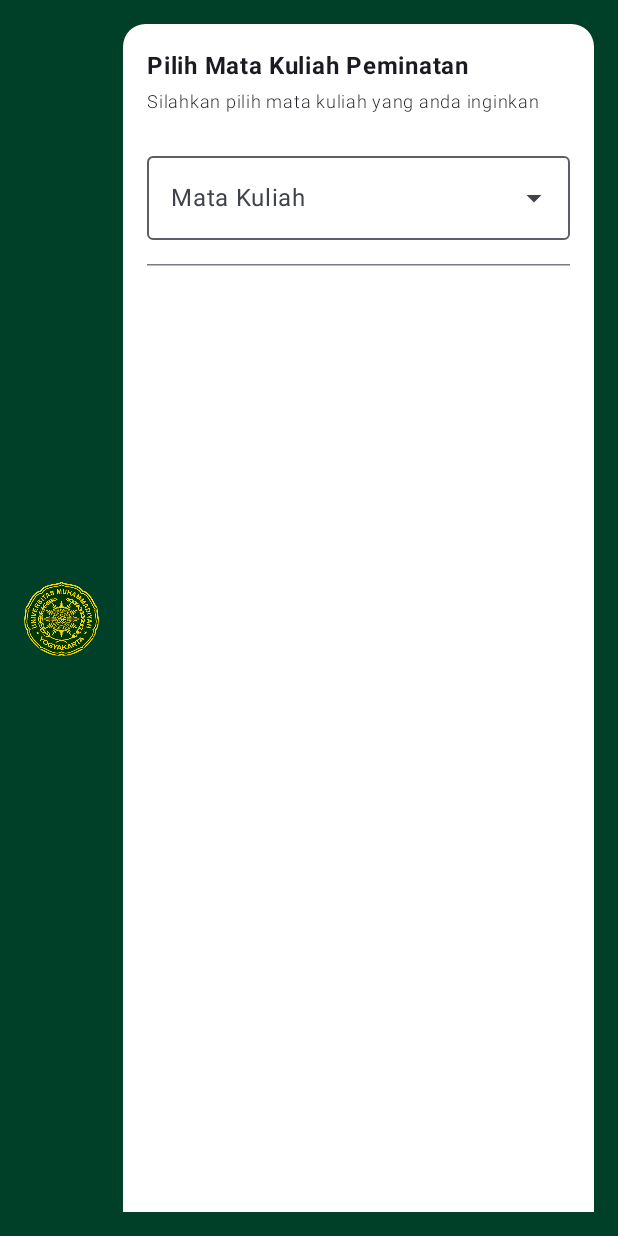
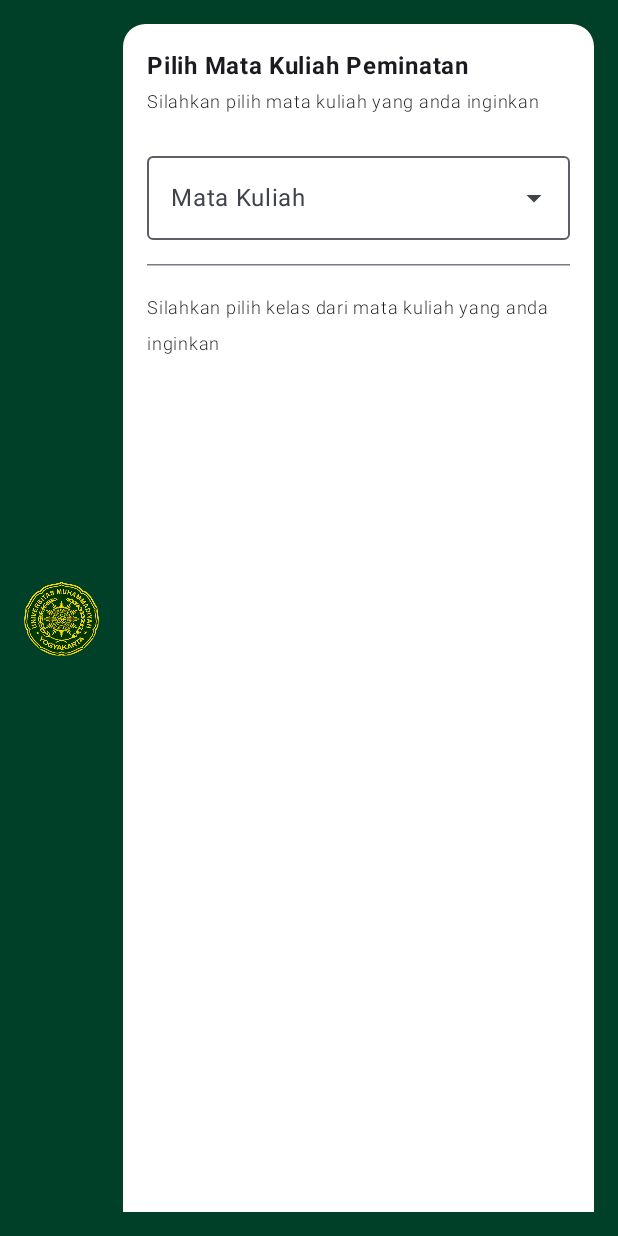
Before and after one commit to mddhafa/Quest6_064, an Android app built with Jetpack Compose: the composable RencanaStudyView shown on its own in the app's theme, on a phone screen of 412 x 824 dp. Run offline under Robolectric (Android 15) with nearby library versions, the phone set to English and light mode, and no system bars.

Commit message:
Menambahkan text "Silahkan pilih kelas dari mata kuliah yang anda inginkan"

```diff
--- a/app/src/main/java/com/example/minggu7/ui/screen/RencanaStudyView.kt
+++ b/app/src/main/java/com/example/minggu7/ui/screen/RencanaStudyView.kt
@@ -114,6 +114,11 @@ fun RencanaStudyView(
                     Spacer(modifier = Modifier.padding(8.dp))
                     HorizontalDivider()
                     Spacer(modifier = Modifier.padding(8.dp))
+                    Text(
+                        text = "Silahkan pilih kelas dari mata kuliah yang anda inginkan",
+                        fontSize = 12.sp,
+                        fontWeight = FontWeight.Light
+                    )
                 }
 
             }
```
